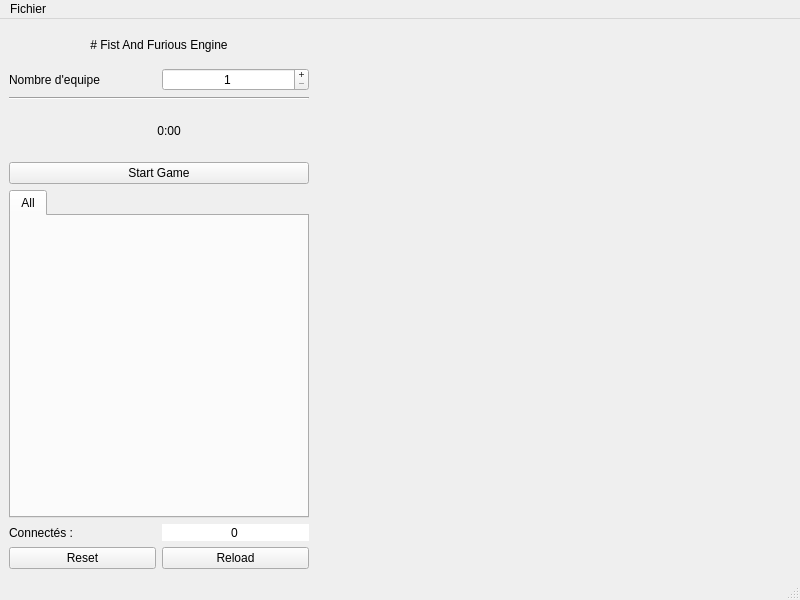
Douraid-BEN-HASSEN/ar_course, file Engine/window.ui: the form before one commit.
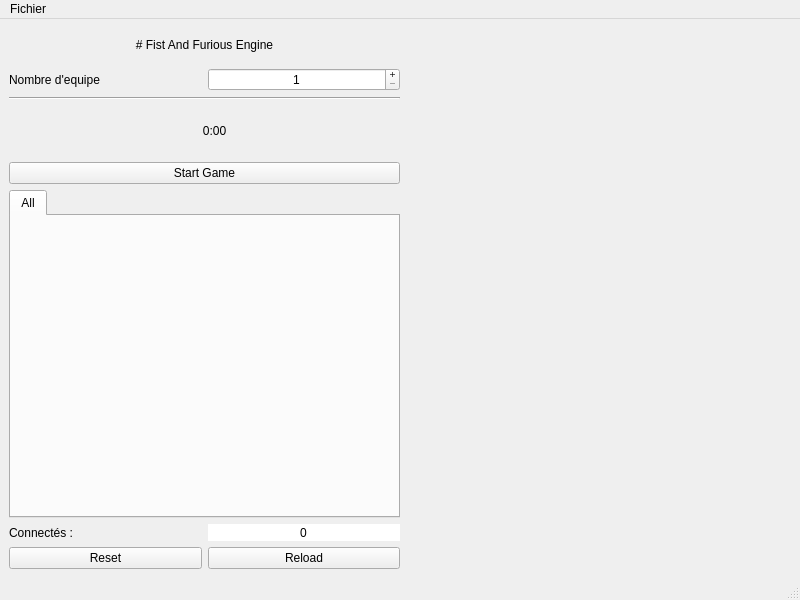
The form after the commit.

```diff
--- a/Engine/window.ui
+++ b/Engine/window.ui
@@ -149,7 +149,7 @@
          <widget class="QTabWidget" name="tabWidget_scoreboard">
           <property name="maximumSize">
            <size>
-            <width>300</width>
+            <width>500</width>
             <height>16777215</height>
            </size>
           </property>
```
